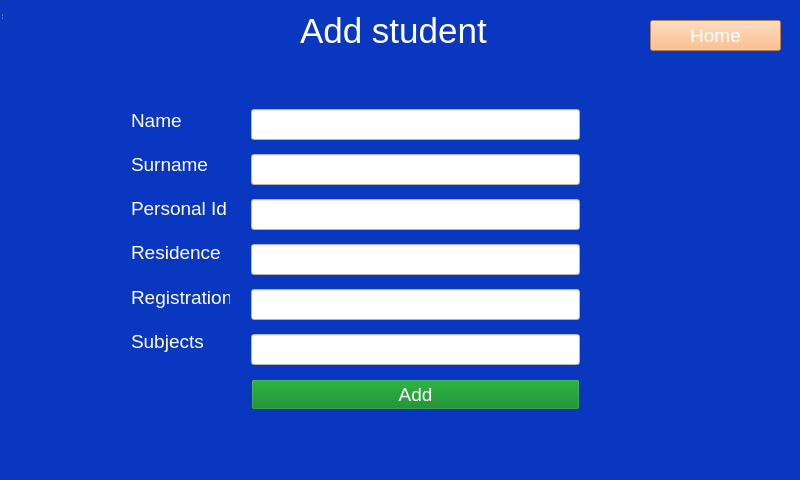
Qt form addstudent.ui (zdenekpasek/School-managment-system) before a commit.
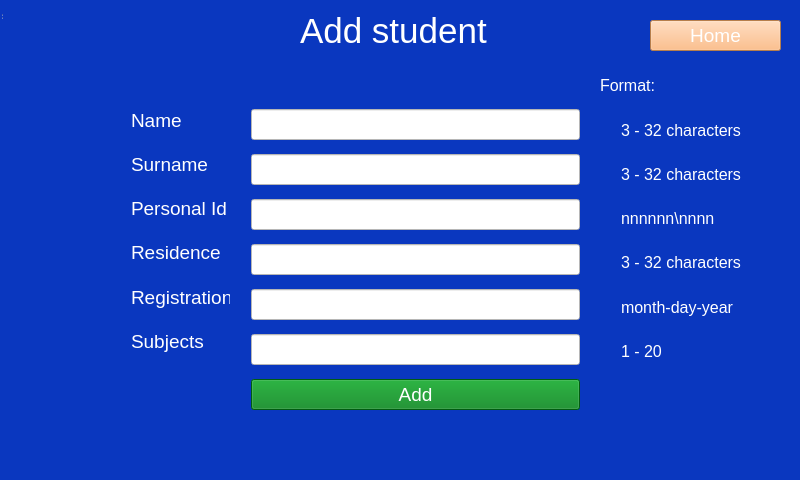
The same form after that commit.

What changed in the file:
```diff
--- a/addstudent.ui
+++ b/addstudent.ui
@@ -337,6 +337,136 @@
        <string/>
       </property>
      </widget>
+     <widget class="QLabel" name="label_format">
+      <property name="geometry">
+       <rect>
+        <x>600</x>
+        <y>70</y>
+        <width>81</width>
+        <height>31</height>
+       </rect>
+      </property>
+      <property name="font">
+       <font>
+        <family>Arial</family>
+        <pointsize>12</pointsize>
+       </font>
+      </property>
+      <property name="styleSheet">
+       <string notr="true">color:white;</string>
+      </property>
+      <property name="text">
+       <string>Format:</string>
+      </property>
+     </widget>
+     <widget class="QWidget" name="">
+      <property name="geometry">
+       <rect>
+        <x>610</x>
+        <y>100</y>
+        <width>161</width>
+        <height>281</height>
+       </rect>
+      </property>
+      <layout class="QVBoxLayout" name="verticalLayout_3">
+       <item>
+        <widget class="QLabel" name="label_hint1">
+         <property name="font">
+          <font>
+           <family>Arial</family>
+           <pointsize>12</pointsize>
+          </font>
+         </property>
+         <property name="styleSheet">
+          <string notr="true">color:white;</string>
+         </property>
+         <property name="text">
+          <string>3 - 32 characters</string>
+         </property>
+        </widget>
+       </item>
+       <item>
+        <widget class="QLabel" name="label_hint2">
+         <property name="font">
+          <font>
+           <family>Arial</family>
+           <pointsize>12</pointsize>
+          </font>
+         </property>
+         <property name="styleSheet">
+          <string notr="true">color:white;</string>
+         </property>
+         <property name="text">
+          <string>3 - 32 characters</string>
+         </property>
+        </widget>
+       </item>
+       <item>
+        <widget class="QLabel" name="label_hint3">
+         <property name="font">
+          <font>
+           <family>Arial</family>
+           <pointsize>12</pointsize>
+          </font>
+         </property>
+         <property name="styleSheet">
+          <string notr="true">color:white;</string>
+         </property>
+         <property name="text">
+          <string>nnnnnn\nnnn</string>
+         </property>
+        </widget>
+       </item>
+       <item>
+        <widget class="QLabel" name="label_hint4">
+         <property name="font">
+          <font>
+           <family>Arial</family>
+           <pointsize>12</pointsize>
+          </font>
+         </property>
+         <property name="styleSheet">
+          <string notr="true">color:white;</string>
+         </property>
+         <property name="text">
+          <string>3 - 32 characters</string>
+         </property>
+        </widget>
+       </item>
+       <item>
+        <widget class="QLabel" name="label_hint5">
+         <property name="font">
+          <font>
+           <family>Arial</family>
+           <pointsize>12</pointsize>
+          </font>
+         </property>
+         <property name="styleSheet">
+          <string notr="true">color:white;</string>
+         </property>
+         <property name="text">
+          <string>month-day-year</string>
+         </property>
+        </widget>
+       </item>
+       <item>
+        <widget class="QLabel" name="label_hint6">
+         <property name="font">
+          <font>
+           <family>Arial</family>
+           <pointsize>12</pointsize>
+          </font>
+         </property>
+         <property name="styleSheet">
+          <string notr="true">color:white;</string>
+         </property>
+         <property name="text">
+          <string>1 - 20 </string>
+         </property>
+        </widget>
+       </item>
+      </layout>
+     </widget>
     </widget>
    </widget>
   </widget>
```
